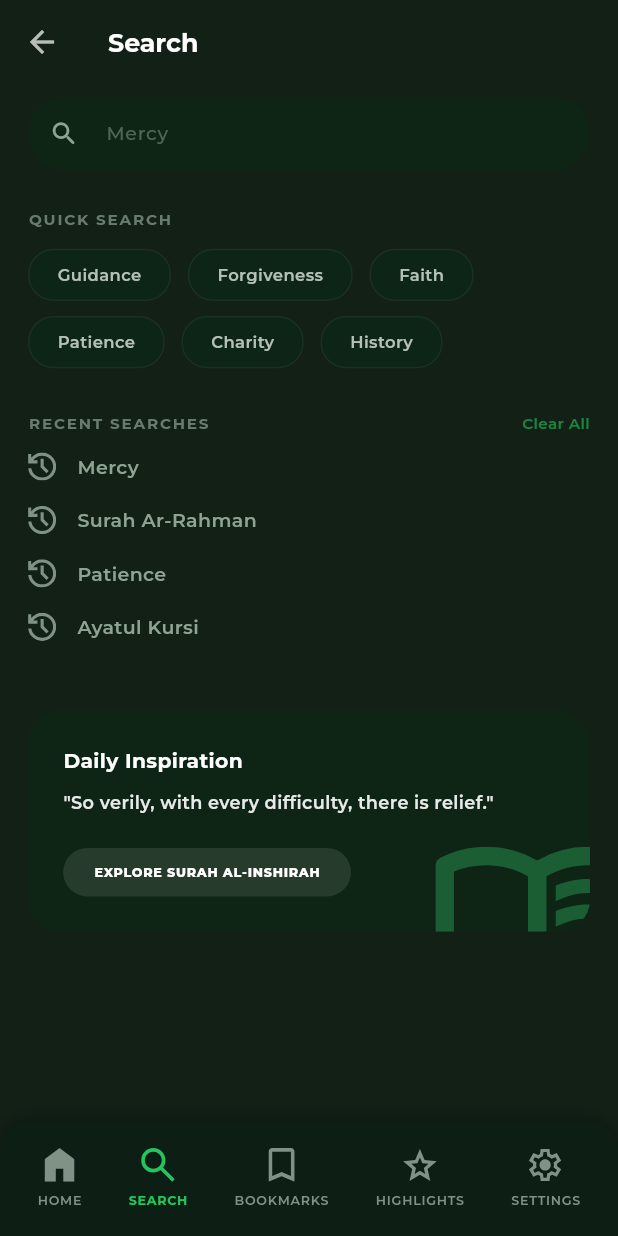
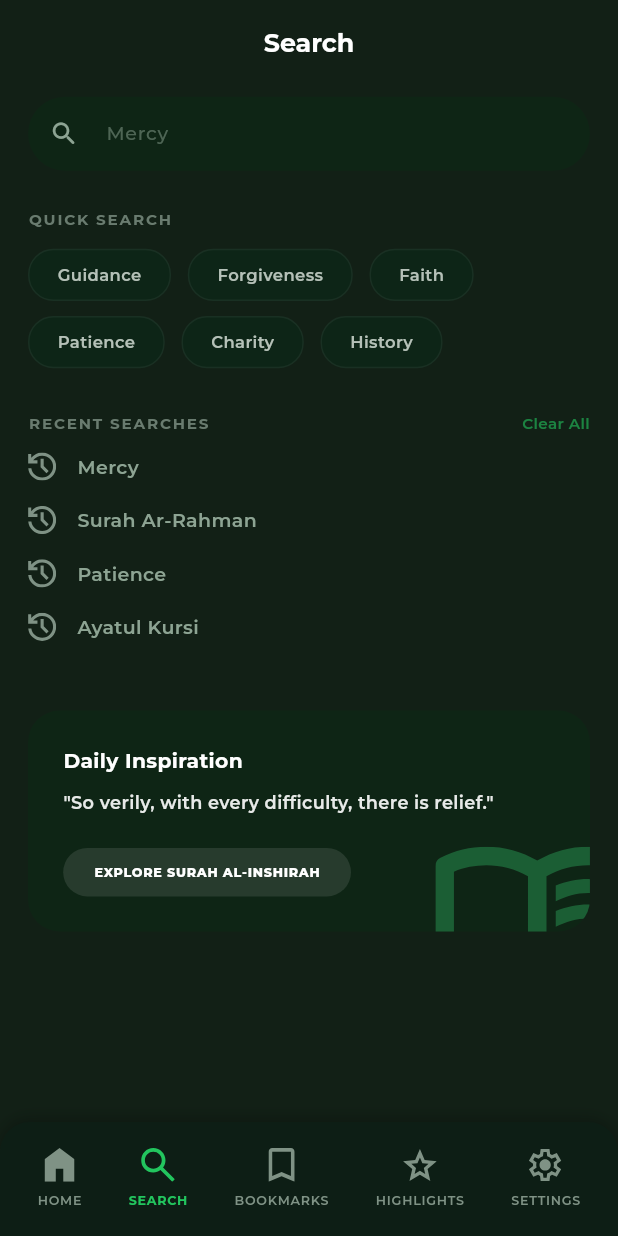
Before and after one commit to srsakilhossen302/Quran-International, a Flutter app: the SearchScreen screen opened by its route, on a phone screen of 412 x 824 dp. Run offline on Flutter 3.47's test engine with Material 3 defaults, Android fonts, the phone set to English and light mode, and no system bars; our stand-ins replace connectivity_plus, flutter_screenutil, flutter_svg, get, google_fonts, shimmer and 1 more; accounts and stored records are empty.

```diff
--- a/lib/View/Screen/SearchScreen/search_screen.dart
+++ b/lib/View/Screen/SearchScreen/search_screen.dart
@@ -59,10 +59,8 @@ class SearchScreen extends StatelessWidget {
       backgroundColor: Colors.transparent,
       elevation: 0,
       scrolledUnderElevation: 0,
-      leading: IconButton(
-        icon: const Icon(Icons.arrow_back, color: Colors.white70),
-        onPressed: () => Get.back(),
-      ),
+      automaticallyImplyLeading: false,
+      centerTitle: true,
       title: Text(
         'Search',
         style: GoogleFonts.montserrat(
```
